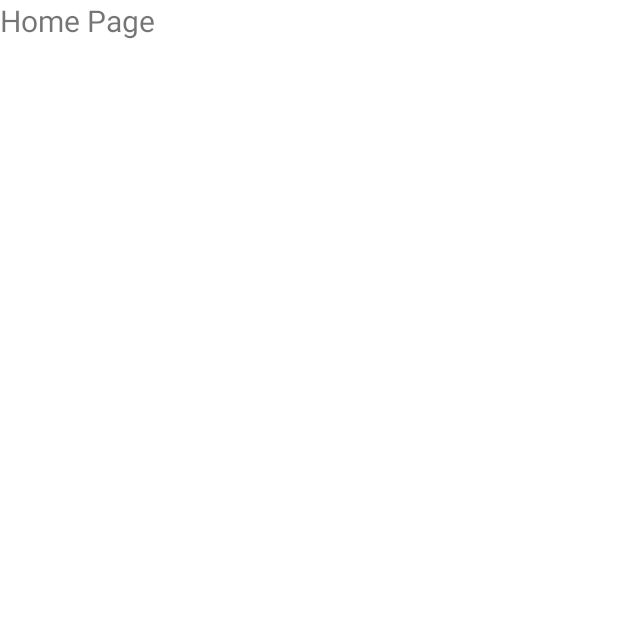
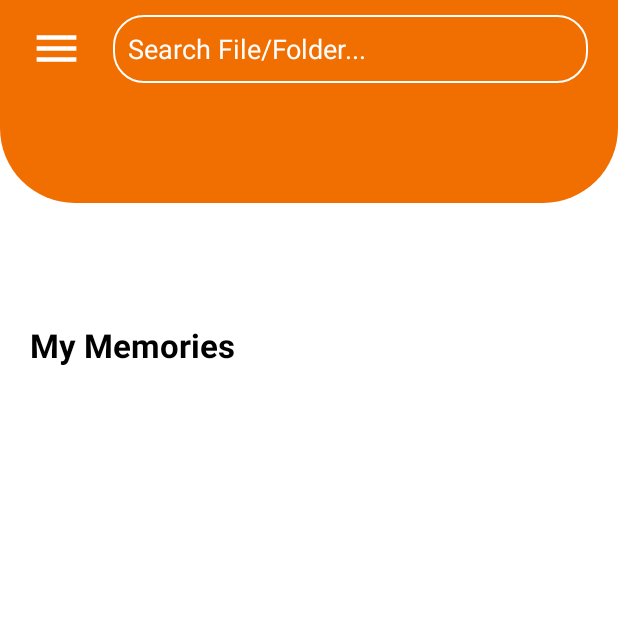
Before and after one commit to TheAndroCoder/Protekt_Storage, an Android app: the screen it shows after launch once a user with an empty profile is signed in (HomeActivity), on a phone screen of 412 x 824 dp, the top half of it. Before the commit the part shown is almost empty. Run offline under Robolectric (Android 15) with nearby library versions, the phone set to English and light mode, and no system bars; our stand-ins replace ButterKnife, Firebase (no records; nobody signed in at launch, a user with empty details on screens opened directly), Picasso; 4 statements that could not run were skipped.

Commit message:
Recents Recycler Implementation

```diff
--- a/app/build.gradle
+++ b/app/build.gradle
@@ -43,4 +43,8 @@ dependencies {
     // Firebase
     implementation platform('com.google.firebase:firebase-bom:31.2.2')
     implementation 'com.google.firebase:firebase-auth'
+
+    implementation 'com.github.bumptech.glide:glide:4.11.0'
+
+    annotationProcessor 'com.github.bumptech.glide:compiler:4.11.0'
 }
--- a/app/src/main/AndroidManifest.xml
+++ b/app/src/main/AndroidManifest.xml
@@ -1,7 +1,7 @@
 <?xml version="1.0" encoding="utf-8"?>
 <manifest xmlns:android="http://schemas.android.com/apk/res/android"
     xmlns:tools="http://schemas.android.com/tools">
-
+    <uses-permission android:name="android.permission.READ_EXTERNAL_STORAGE"/>
     <application
         android:allowBackup="true"
         android:dataExtractionRules="@xml/data_extraction_rules"
--- a/app/src/main/java/com/theandrocoder/protektstorage/HomeActivity.java
+++ b/app/src/main/java/com/theandrocoder/protektstorage/HomeActivity.java
@@ -1,14 +1,40 @@
 package com.theandrocoder.protektstorage;
 
 import androidx.appcompat.app.AppCompatActivity;
+import androidx.core.app.ActivityCompat;
+import androidx.core.content.ContextCompat;
+import androidx.recyclerview.widget.LinearLayoutManager;
+import androidx.recyclerview.widget.RecyclerView;
 
+import android.Manifest;
+import android.content.pm.PackageManager;
+import android.database.Cursor;
+import android.net.Uri;
 import android.os.Bundle;
+import android.provider.MediaStore;
+import android.util.Log;
 
 import com.google.firebase.auth.FirebaseAuth;
+import com.squareup.picasso.Picasso;
+import com.theandrocoder.protektstorage.adapters.RecentsRecyclerAdapter;
+
+import java.util.ArrayList;
+import java.util.List;
+import java.util.stream.Collectors;
+
+import butterknife.BindView;
+import butterknife.ButterKnife;
 
 public class HomeActivity extends AppCompatActivity {
 
+    private static final String TAG = HomeActivity.class.getCanonicalName();
+
     private FirebaseAuth mAuth;
+
+    @BindView(R.id.recents_recycler)
+    RecyclerView recentsRecycler;
+
+    private RecentsRecyclerAdapter recentsRecyclerAdapter;
 
 
 
@@ -16,7 +42,39 @@ public class HomeActivity extends AppCompatActivity {
     protected void onCreate(Bundle savedInstanceState) {
         super.onCreate(savedInstanceState);
         setContentView(R.layout.activity_home);
+        ButterKnife.bind(this);
+        Log.d(TAG,"Hello");
+        // TODO : handle user rejection of permission
+        if(ContextCompat.checkSelfPermission(this,Manifest.permission.READ_EXTERNAL_STORAGE)!= PackageManager.PERMISSION_GRANTED)
+        ActivityCompat.requestPermissions(this, new String[]{Manifest.permission.READ_EXTERNAL_STORAGE},1001);
+        List<Uri> recentImageList=fetchRecentImages();
+        recentImageList=recentImageList.stream().limit(10).collect(Collectors.toList());
+        recentsRecyclerAdapter=new RecentsRecyclerAdapter(this,recentImageList);
+        recentsRecycler.setLayoutManager(new LinearLayoutManager(this,RecyclerView.HORIZONTAL,false));
+        recentsRecycler.setAdapter(recentsRecyclerAdapter);
 
+
+
+    }
+
+    private List<Uri> fetchRecentImages(){
+        List<Uri> list=new ArrayList<>();
+        String projections[]={MediaStore.Images.Media.DATA};
+        Cursor cursor = getContentResolver().query(MediaStore.Images.Media.EXTERNAL_CONTENT_URI,projections,null,null,MediaStore.Images.ImageColumns.DATE_TAKEN+" DESC");
+        if(cursor!=null)cursor.moveToPosition(0);
+        while(true){
+            //int imageIdIndex = cursor.getColumnIndexOrThrow(MediaStore.Images.ImageColumns._ID);
+            int imageUriIndex = cursor.getColumnIndexOrThrow(MediaStore.Images.ImageColumns.DATA);
+            //String id = cursor.getString(imageIdIndex);
+            Uri imageUri = Uri.parse(cursor.getString(imageUriIndex));
+            list.add(imageUri);
+            //Log.d(TAG,"Image URI added to list "+imageUri);
+            if(!cursor.isLast())cursor.moveToNext();
+            else break;
+
+        }
+        Log.d(TAG,"Returned list of size "+list.size());
+        return list;
     }
 
     @Override
--- /dev/null
+++ b/app/src/main/java/com/theandrocoder/protektstorage/adapters/RecentsRecyclerAdapter.java
@@ -0,0 +1,55 @@
+package com.theandrocoder.protektstorage.adapters;
+
+import android.content.Context;
+import android.net.Uri;
+import android.util.Log;
+import android.view.LayoutInflater;
+import android.view.View;
+import android.view.ViewGroup;
+import android.widget.ImageView;
+
+import androidx.annotation.NonNull;
+import androidx.recyclerview.widget.RecyclerView;
+import com.theandrocoder.protektstorage.R;
+
+import java.util.List;
+
+public class RecentsRecyclerAdapter extends RecyclerView.Adapter<RecentsRecyclerAdapter.MyViewHolder>{
+
+    private static final String TAG = RecentsRecyclerAdapter.class.getCanonicalName();
+
+    private Context context;
+    private List<Uri> imageList;
+
+    public RecentsRecyclerAdapter(Context context, List<Uri> imageList){
+        this.context=context;
+        this.imageList=imageList;
+    }
+
+    @NonNull
+    @Override
+    public MyViewHolder onCreateViewHolder(@NonNull ViewGroup parent, int viewType) {
+        View inflater=LayoutInflater.from(this.context).inflate(R.layout.recents_recycler_row,parent,false);
+        return new MyViewHolder(inflater);
+    }
+
+    @Override
+    public void onBindViewHolder(@NonNull MyViewHolder holder, int position) {
+        Log.d(TAG,"Trying to load uri="+imageList.get(position));
+        //Picasso.get().load(imageList.get(position)).into(holder.image);
+        holder.image.setImageURI(imageList.get(position));
+    }
+
+    @Override
+    public int getItemCount() {
+        return imageList.size();
+    }
+
+    class MyViewHolder extends RecyclerView.ViewHolder{
+        ImageView image;
+        public MyViewHolder(@NonNull View itemView) {
+            super(itemView);
+            image=itemView.findViewById(R.id.card_img);
+        }
+    }
+}
--- /dev/null
+++ b/app/src/main/res/drawable/ic_baseline_menu_24.xml
@@ -0,0 +1,5 @@
+<vector android:height="24dp" android:tint="#030303"
+    android:viewportHeight="24" android:viewportWidth="24"
+    android:width="24dp" xmlns:android="http://schemas.android.com/apk/res/android">
+    <path android:fillColor="@android:color/white" android:pathData="M3,18h18v-2L3,16v2zM3,13h18v-2L3,11v2zM3,6v2h18L21,6L3,6z"/>
+</vector>
--- /dev/null
+++ b/app/src/main/res/drawable/rounded_header.xml
@@ -0,0 +1,10 @@
+<?xml version="1.0" encoding="utf-8"?>
+<shape
+android:shape="rectangle"
+    xmlns:android="http://schemas.android.com/apk/res/android">
+    <corners
+        android:bottomRightRadius="50dp"
+        android:bottomLeftRadius="50dp"/>
+    <solid
+        android:color="@color/colorPrimary"/>
+</shape>
--- /dev/null
+++ b/app/src/main/res/drawable/rounded_searchbar.xml
@@ -0,0 +1,10 @@
+<?xml version="1.0" encoding="utf-8"?>
+<shape
+android:shape="rectangle"
+    xmlns:android="http://schemas.android.com/apk/res/android">
+    <corners
+        android:radius="20dp"/>
+    <stroke
+        android:width="1dp"
+        android:color="@color/white"/>
+</shape>
--- a/app/src/main/res/layout/activity_home.xml
+++ b/app/src/main/res/layout/activity_home.xml
@@ -5,9 +5,69 @@
     android:layout_width="match_parent"
     android:layout_height="match_parent"
     tools:context=".HomeActivity">
-    <TextView
-        android:layout_width="wrap_content"
-        android:layout_height="wrap_content"
-        android:text="Home Page"
-        android:textSize="20sp"/>
+    <!-- Toolbar -->
+    <RelativeLayout
+        android:layout_width="match_parent"
+        android:layout_height="65dp"
+        android:background="@color/colorPrimary"
+        android:id="@+id/toolbar">
+        <ImageView
+            android:layout_width="35dp"
+            android:layout_height="35dp"
+            android:src="@drawable/ic_baseline_menu_24"
+            app:tint="@color/white"
+            android:layout_centerVertical="true"
+            android:layout_marginLeft="20dp"
+            android:id="@+id/menu_icon"/>
+        <EditText
+            android:layout_width="match_parent"
+            android:layout_height="45dp"
+            android:layout_centerVertical="true"
+            android:layout_marginLeft="20dp"
+            android:layout_marginRight="20dp"
+            android:layout_toRightOf="@id/menu_icon"
+            android:hint="Search File/Folder..."
+            android:textColorHint="@color/white"
+            android:paddingLeft="10dp"
+            android:background="@drawable/rounded_searchbar"/>
+    </RelativeLayout>
+    <!-- Toolbar -->
+    <View
+        android:layout_width="match_parent"
+        android:layout_height="70dp"
+        android:layout_below="@id/toolbar"
+        android:background="@drawable/rounded_header"/>
+    <RelativeLayout
+        android:layout_width="match_parent"
+        android:layout_height="150dp"
+        android:id="@+id/recents_rl"
+        android:layout_below="@id/toolbar">
+        <!--<TextView
+            android:layout_width="wrap_content"
+            android:layout_height="wrap_content"
+            android:text="Recent Memories"
+            android:layout_marginLeft="20dp"
+            android:textSize="22sp"
+            android:textColor="@color/black"
+            android:textStyle="bold"/> -->
+        <androidx.recyclerview.widget.RecyclerView
+            android:layout_width="wrap_content"
+            android:layout_height="match_parent"
+            android:orientation="horizontal"
+            android:id="@+id/recents_recycler"/>
+    </RelativeLayout>
+
+    <RelativeLayout
+        android:layout_width="match_parent"
+        android:layout_height="match_parent"
+        android:layout_below="@id/recents_rl">
+        <TextView
+            android:layout_width="wrap_content"
+            android:layout_height="wrap_content"
+            android:text="My Memories"
+            android:layout_marginLeft="20dp"
+            android:textSize="22sp"
+            android:textColor="@color/black"
+            android:textStyle="bold"/>
+    </RelativeLayout>
 </RelativeLayout>
--- a/app/src/main/res/layout/fragment_login.xml
+++ b/app/src/main/res/layout/fragment_login.xml
@@ -14,9 +14,9 @@
             android:layout_width="match_parent"
             android:layout_height="50dp"
             android:layout_marginTop="10dp"
-            android:id="@+id/username_edittext"
+            android:id="@+id/email_edittext"
             android:background="@drawable/rounded_et"
-            android:hint="Username"
+            android:hint="Email"
             android:paddingLeft="10dp"
             />
 
@@ -24,7 +24,7 @@
             android:layout_width="match_parent"
             android:layout_height="50dp"
             android:id="@+id/password_edittext"
-            android:layout_below="@id/username_edittext"
+            android:layout_below="@id/email_edittext"
             android:background="@drawable/rounded_et"
             android:hint="Password"
             android:paddingLeft="10dp"
--- a/app/src/main/res/values-night/themes.xml
+++ b/app/src/main/res/values-night/themes.xml
@@ -1,6 +1,6 @@
 <resources xmlns:tools="http://schemas.android.com/tools">
     <!-- Base application theme. -->
-    <style name="Theme.ProtektStorage" parent="Theme.MaterialComponents.DayNight.DarkActionBar">
+    <style name="Theme.ProtektStorage" parent="Theme.MaterialComponents.DayNight.NoActionBar">
         <!-- Primary brand color. -->
         <item name="colorPrimary">@color/purple_200</item>
         <item name="colorPrimaryVariant">@color/purple_700</item>
```
Also changed, not shown: app/src/main/java/com/theandrocoder/protektstorage/LoginFragment.java (+15 -12 lines), app/src/main/java/com/theandrocoder/protektstorage/RegisterFragment.java (+19 -14 lines), app/src/main/java/com/theandrocoder/protektstorage/utils/Utils.java (+18 -0 lines), app/src/main/res/layout/fragment_register.xml (+4 -4 lines), app/src/main/res/layout/recents_recycler_row.xml (added, +15 -0 lines), app/src/main/res/drawable/loginbg.png (deleted), app/src/main/res/drawable/loginbg2.png (deleted).
